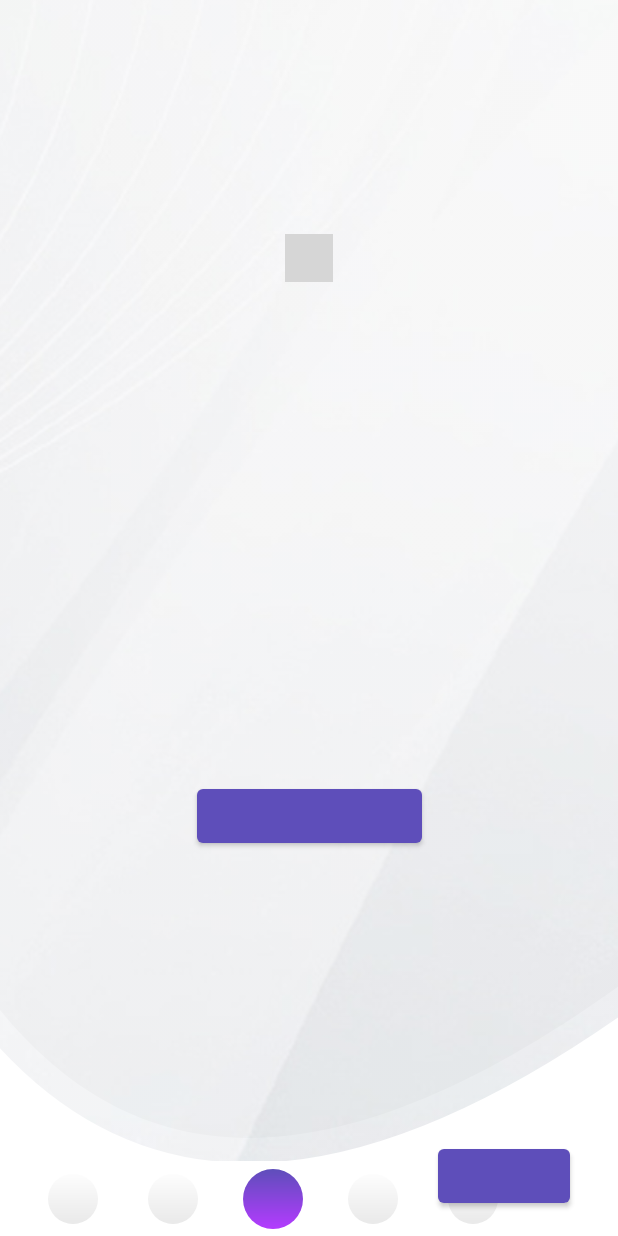
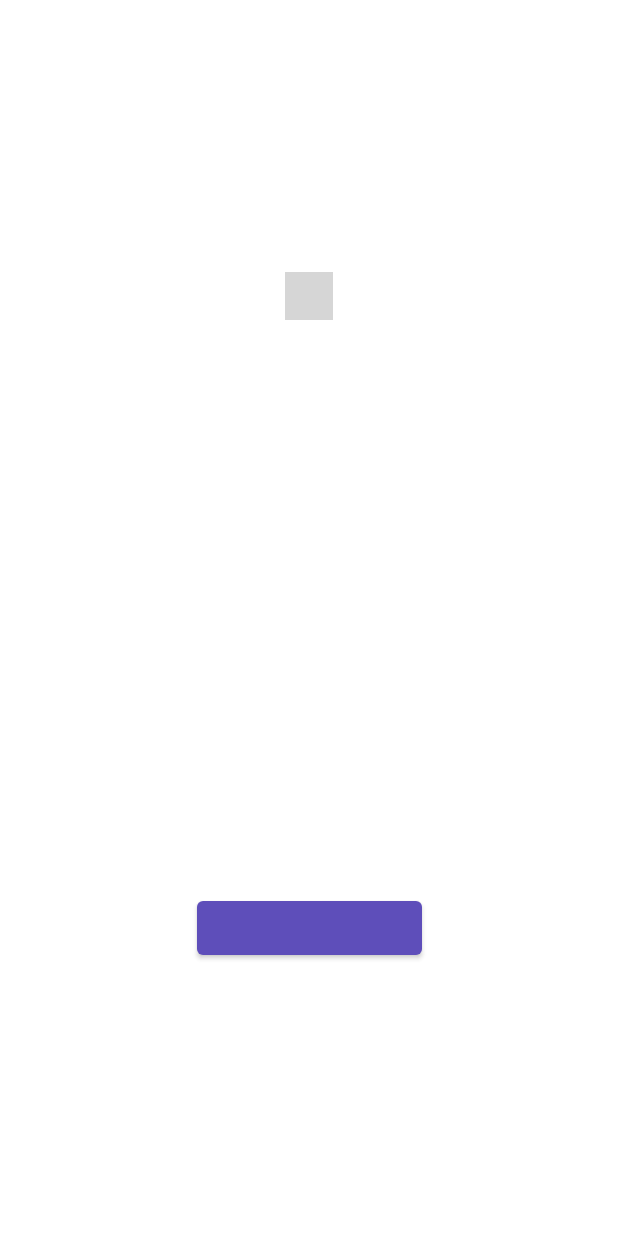
Before and after one commit to Is0git/Multi-Stream-Step-Slider, an Android app: the layout place_holder.xml on its own in the app's theme, with its tools: preview values and no code run, on a phone screen of 412 x 824 dp. Run offline under Robolectric (Android 15) with nearby library versions, the phone set to English and light mode, and no system bars; plain views replace EminogoView; grey boxes are pictures that could not be loaded.

Commit message:
viewpager, adapter, views separation

```diff
--- /dev/null
+++ b/stripesliderview/src/main/res/layout/adapter_layout.xml
@@ -0,0 +1,6 @@
+<?xml version="1.0" encoding="utf-8"?>
+<com.android.stripesliderview.SliderPageLayout xmlns:android="http://schemas.android.com/apk/res/android"
+android:layout_width="match_parent"
+    android:layout_height="match_parent">
+
+</com.android.stripesliderview.SliderPageLayout>
--- a/stripesliderview/src/main/res/layout/place_holder.xml
+++ b/stripesliderview/src/main/res/layout/place_holder.xml
@@ -5,15 +5,6 @@
     android:layout_width="match_parent"
     android:layout_height="match_parent">
 
-    <com.android.stripesliderview.SliderBackgroundView
-        android:id="@+id/background_id"
-        android:layout_width="0dp"
-        android:layout_height="0dp"
-        android:layout_marginBottom="50dp"
-        app:layout_constraintBottom_toBottomOf="parent"
-        app:layout_constraintEnd_toEndOf="parent"
-        app:layout_constraintStart_toStartOf="parent"
-        app:layout_constraintTop_toTopOf="parent" />
 
     <com.android.eminogoview.EminogoView
         android:id="@+id/eminogo_view_id"
@@ -21,9 +12,8 @@
         android:layout_height="wrap_content"
         app:layout_constraintBottom_toTopOf="@+id/sign_up_text"
         app:layout_constraintEnd_toEndOf="parent"
-        app:layout_constraintHorizontal_bias="0.5"
         app:layout_constraintStart_toStartOf="parent"
-        app:layout_constraintTop_toTopOf="@+id/background_id"
+        app:layout_constraintTop_toTopOf="parent"
         app:layout_constraintVertical_bias="0.51"
         app:layout_constraintVertical_chainStyle="spread" />
 
@@ -42,30 +32,10 @@
         android:id="@+id/signUpButton"
         android:layout_width="150dp"
         android:layout_height="wrap_content"
-        android:layout_marginBottom="50dp"
-        app:layout_constraintBottom_toBottomOf="@+id/background_id"
+        app:layout_constraintBottom_toBottomOf="parent"
         app:layout_constraintEnd_toEndOf="@+id/sign_up_text"
         app:layout_constraintHorizontal_bias="0.5"
         app:layout_constraintStart_toStartOf="@+id/sign_up_text"
         app:layout_constraintTop_toBottomOf="@+id/sign_up_text" />
 
-    <com.android.stripesliderview.SliderIndicator
-        android:id="@+id/indicators"
-        android:layout_width="0dp"
-        android:layout_height="wrap_content"
-        android:layout_marginStart="32dp"
-        app:layout_constraintBottom_toBottomOf="parent"
-        app:layout_constraintStart_toStartOf="parent"
-        app:layout_constraintTop_toBottomOf="@+id/background_id" />
-
-    <com.google.android.material.button.MaterialButton
-        android:id="@+id/next_button"
-        android:layout_width="wrap_content"
-        android:layout_height="wrap_content"
-        android:layout_marginEnd="32dp"
-        android:layout_marginBottom="16dp"
-        app:layout_constraintBottom_toBottomOf="parent"
-        app:layout_constraintEnd_toEndOf="parent"
-        app:layout_constraintHorizontal_bias="1.0"
-        app:layout_constraintStart_toEndOf="@+id/indicators" />
 </androidx.constraintlayout.widget.ConstraintLayout>
--- a/stripesliderview/src/main/res/values/ids.xml
+++ b/stripesliderview/src/main/res/values/ids.xml
@@ -6,4 +6,5 @@
     <item name="next_button" type="id"/>
     <item name="indicators" type="id"/>
     <item name="signUpButton" type="id"/>
+    <item name="viewPagerView" type="id"/>
 </resources>
```
Also changed, not shown: stripesliderview/src/main/java/com/android/stripesliderview/SlideLayout.kt (+12 -44 lines), stripesliderview/src/main/java/com/android/stripesliderview/SliderPageLayout.kt (added, +74 -0 lines), stripesliderview/src/main/java/com/android/stripesliderview/ViewPagerAdapter.kt (added, +24 -0 lines), stripesliderview/src/main/res/layout/layout_place_holder.xml (added, +44 -0 lines).
